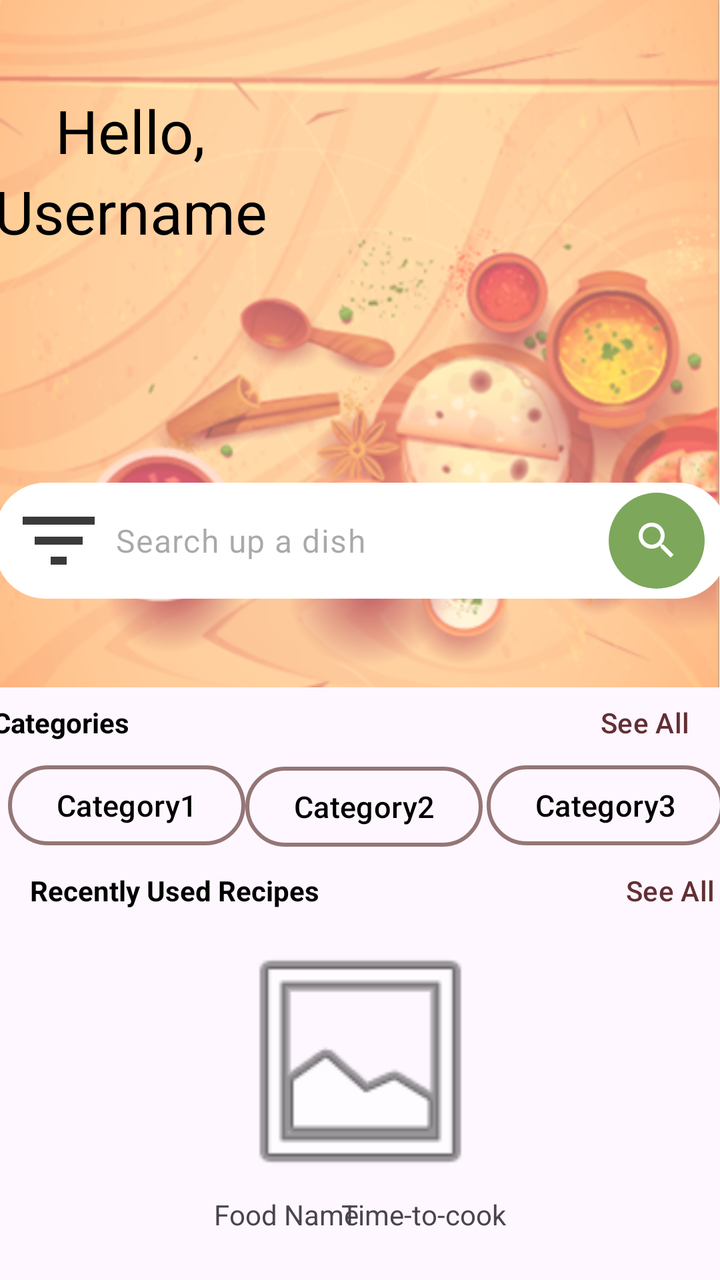
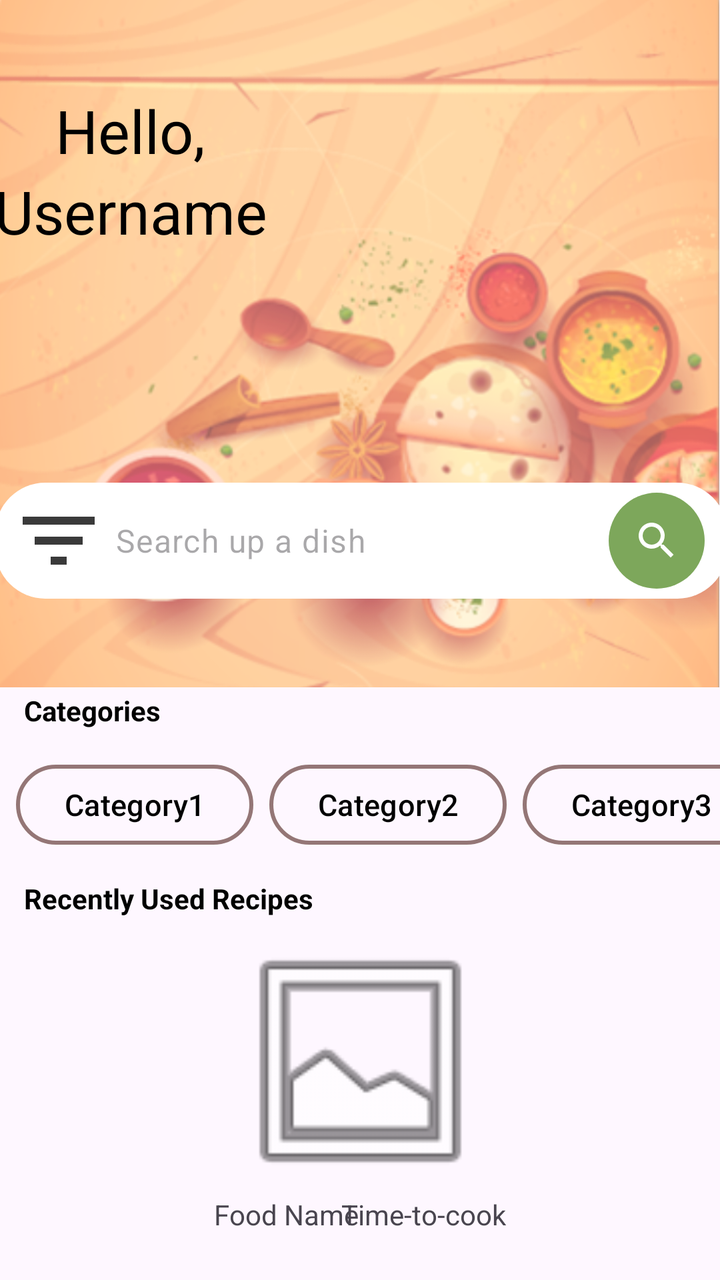

Two renders of the same Android screen: before a commit and after it. Below are the layout's source before the change and the commit's diff.
<!-- AndroidManifest.xml: application theme Theme.MealPlannerApp -->
<!-- res/layout/fragment_home.xml -->
<?xml version="1.0" encoding="utf-8"?>
<androidx.constraintlayout.widget.ConstraintLayout xmlns:android="http://schemas.android.com/apk/res/android"
    xmlns:app="http://schemas.android.com/apk/res-auto"
    xmlns:tools="http://schemas.android.com/tools"
    android:layout_width="match_parent"
    android:layout_height="match_parent"
    tools:context=".HomeFragment">

    <ImageView
        android:id="@+id/imageView_bg_home"
        android:layout_width="match_parent"
        android:layout_height="wrap_content"
        android:adjustViewBounds="true"
        android:scaleType="fitStart"
        android:src="@drawable/bg_"
        app:layout_constraintEnd_toEndOf="parent"
        app:layout_constraintStart_toStartOf="parent"
        app:layout_constraintTop_toTopOf="parent" />

    <TextView
        android:id="@+id/textView_welcome"
        android:layout_width="wrap_content"
        android:layout_height="wrap_content"
        android:layout_marginTop="45dp"
        android:layout_marginEnd="250dp"
        android:paddingStart="20dp"
        android:text="Hello,"
        android:textAlignment="viewStart"
        android:textColor="#000000"
        android:textSize="30sp"
        app:layout_constraintEnd_toEndOf="parent"
        app:layout_constraintStart_toStartOf="parent"
        app:layout_constraintTop_toTopOf="@+id/imageView_bg_home" />

    <TextView
        android:id="@+id/textView_username"
        android:layout_width="wrap_content"
        android:layout_height="wrap_content"
        android:layout_marginEnd="250dp"
        android:paddingStart="20dp"
        android:text="Username"
        android:textAlignment="viewStart"
        android:textColor="#000000"
        android:textSize="30sp"
        app:layout_constraintEnd_toEndOf="parent"
        app:layout_constraintStart_toStartOf="parent"
        app:layout_constraintTop_toBottomOf="@+id/textView_welcome" />

    <EditText
        android:id="@+id/editText_search"
        style="@style/Widget.Material3.TextInputEditText.FilledBox"
        android:layout_width="366dp"
        android:layout_height="58dp"
        android:background="@drawable/rounded_edittext"
        android:ems="10"
        android:hint="Search up a dish"
        android:inputType="text"
        android:padding="48px"
        android:paddingStart="60dp"
        android:textColor="#000000"
        app:layout_constraintBottom_toBottomOf="@+id/imageView_bg_home"
        app:layout_constraintEnd_toEndOf="parent"
        app:layout_constraintHorizontal_bias="0.481"
        app:layout_constraintStart_toStartOf="parent"
        app:layout_constraintTop_toBottomOf="@+id/textView_username"
        app:layout_constraintVertical_bias="0.723" />

    <ImageButton
        android:id="@+id/imageButton_search"
        android:layout_width="48dp"
        android:layout_height="48dp"
        android:layout_marginStart="240dp"
        android:background="@drawable/green_circle"
        android:contentDescription="Search"
        android:scaleType="centerInside"
        android:src="@drawable/search"
        app:layout_constraintBottom_toBottomOf="@+id/editText_search"
        app:layout_constraintEnd_toEndOf="@+id/editText_search"
        app:layout_constraintStart_toEndOf="@+id/imageButton_filter"
        app:layout_constraintTop_toTopOf="@+id/editText_search" />

    <ImageButton
        android:id="@+id/imageButton_filter"
        android:layout_width="48dp"
        android:layout_height="48dp"
        android:layout_marginStart="8dp"
        android:background="@drawable/filter"
        android:backgroundTint="#3A3A3A"
        android:contentDescription="Filter"
        app:layout_constraintBottom_toBottomOf="@+id/editText_search"
        app:layout_constraintStart_toStartOf="@+id/editText_search"
        app:layout_constraintTop_toTopOf="@+id/editText_search" />


    <FrameLayout
        android:id="@+id/fragment_container"
        android:layout_width="match_parent"
        android:layout_height="match_parent"
        tools:layout_editor_absoluteX="0dp"
        tools:layout_editor_absoluteY="0dp" />

    <TextView
        android:id="@+id/textView_categories"
        android:layout_width="wrap_content"
        android:layout_height="wrap_content"
        android:layout_marginEnd="300dp"
        android:text="Categories"
        android:textColor="#000000"
        android:textStyle="bold"
        app:layout_constraintBottom_toTopOf="@+id/button_category1"
        app:layout_constraintEnd_toEndOf="parent"
        app:layout_constraintStart_toStartOf="parent"
        app:layout_constraintTop_toBottomOf="@+id/imageView_bg_home" />

    <Button
        android:id="@+id/button_seeall_categories"
        style="@style/Widget.Material3.Button.TextButton"
        android:layout_width="wrap_content"
        android:layout_height="wrap_content"
        android:layout_marginStart="220dp"
        android:text="See All"
        android:textColor="@color/darkRed"
        android:textSize="14sp"
        app:layout_constraintBottom_toTopOf="@+id/button_category3"
        app:layout_constraintEnd_toEndOf="parent"
        app:layout_constraintStart_toEndOf="@+id/textView_categories"
        app:layout_constraintTop_toBottomOf="@+id/imageView_bg_home" />

    <com.google.android.material.button.MaterialButton
        android:id="@+id/button_category1"
        android:layout_width="wrap_content"
        android:layout_height="wrap_content"
        android:layout_marginStart="4dp"
        android:layout_marginTop="35dp"
        android:text="Category1"
        android:textColor="@color/black"
        android:textSize="15sp"
        app:backgroundTint="@android:color/transparent"
        app:cornerRadius="30dp"
        app:layout_constraintEnd_toStartOf="@+id/button_category2"
        app:layout_constraintStart_toStartOf="parent"
        app:layout_constraintTop_toBottomOf="@+id/imageView_bg_home"
        app:rippleColor="#33AAAAAA"
        app:strokeColor="@color/dullRed"
        app:strokeWidth="2dp" />

    <com.google.android.material.button.MaterialButton
        android:id="@+id/button_category2"
        android:layout_width="wrap_content"
        android:layout_height="wrap_content"
        android:layout_marginStart="4dp"
        android:layout_marginTop="35dp"
        android:text="Category2"
        android:textColor="@color/black"
        android:textSize="15sp"
        app:backgroundTint="@android:color/transparent"
        app:cornerRadius="30dp"
        app:layout_constraintBottom_toTopOf="@+id/imageView4"
        app:layout_constraintEnd_toEndOf="parent"
        app:layout_constraintStart_toStartOf="parent"
        app:layout_constraintTop_toBottomOf="@+id/imageView_bg_home"
        app:layout_constraintVertical_bias="0.019"
        app:rippleColor="#33AAAAAA"
        app:strokeColor="@color/dullRed"
        app:strokeWidth="2dp" />

    <com.google.android.material.button.MaterialButton
        android:id="@+id/button_category3"
        android:layout_width="wrap_content"
        android:layout_height="wrap_content"
        android:layout_marginStart="4dp"
        android:layout_marginTop="35dp"
        android:text="Category3"
        android:textColor="@color/black"
        android:textSize="15sp"
        app:backgroundTint="@android:color/transparent"
        app:cornerRadius="30dp"
        app:layout_constraintEnd_toEndOf="parent"
        app:layout_constraintStart_toEndOf="@+id/button_category2"
        app:layout_constraintTop_toBottomOf="@+id/imageView_bg_home"
        app:rippleColor="#33AAAAAA"
        app:strokeColor="@color/dullRed"
        app:strokeWidth="2dp" />

    <TextView
        android:id="@+id/textView_recently_used"
        android:layout_width="wrap_content"
        android:layout_height="wrap_content"
        android:layout_marginStart="15dp"
        android:text="Recently Used Recipes"
        android:textColor="#000000"
        android:textStyle="bold"
        app:layout_constraintBottom_toTopOf="@+id/imageView4"
        app:layout_constraintStart_toStartOf="parent"
        app:layout_constraintTop_toBottomOf="@+id/button_category1" />

    <Button
        android:id="@+id/button_seeall_recipes"
        style="@style/Widget.Material3.Button.TextButton"
        android:layout_width="wrap_content"
        android:layout_height="wrap_content"
        android:layout_marginStart="150dp"
        android:text="See All"
        android:textColor="@color/darkRed"
        android:textSize="14sp"
        app:layout_constraintBottom_toTopOf="@+id/imageView4"
        app:layout_constraintEnd_toEndOf="parent"
        app:layout_constraintStart_toEndOf="@+id/textView_recently_used"
        app:layout_constraintTop_toBottomOf="@+id/button_category3" />

    <ImageView
        android:id="@+id/imageView4"
        android:layout_width="197dp"
        android:layout_height="134dp"
        android:layout_marginTop="120dp"
        android:src="@android:drawable/ic_menu_gallery"
        app:layout_constraintEnd_toEndOf="parent"
        app:layout_constraintStart_toStartOf="parent"
        app:layout_constraintTop_toBottomOf="@+id/imageView_bg_home" />

    <TextView
        android:id="@+id/textView_recipe_title"
        android:layout_width="wrap_content"
        android:layout_height="wrap_content"
        android:layout_marginStart="107dp"
        android:text="Food Name"
        app:layout_constraintBottom_toBottomOf="parent"
        app:layout_constraintStart_toStartOf="parent"
        app:layout_constraintTop_toBottomOf="@+id/imageView4"
        app:layout_constraintVertical_bias="0.0" />

    <TextView
        android:id="@+id/textView_time_to_cook"
        android:layout_width="wrap_content"
        android:layout_height="wrap_content"
        android:layout_marginEnd="107dp"
        android:text="Time-to-cook"
        app:layout_constraintBottom_toBottomOf="parent"
        app:layout_constraintEnd_toEndOf="parent"
        app:layout_constraintTop_toBottomOf="@+id/imageView4"
        app:layout_constraintVertical_bias="0.0" />

</androidx.constraintlayout.widget.ConstraintLayout>
<!-- resources referenced by this layout -->
<resources>
  <color name="black">#FF000000</color>
  <color name="darkRed">#622f34</color>
  <color name="dullRed">#947676</color>
  <!-- drawable bg_: png bitmap (drawable, 492366 bytes) -->
  <!-- drawable filter (drawable) -->
  <vector android:height="24dp" android:tint="#000000"
      android:viewportHeight="24" android:viewportWidth="24"
      android:width="24dp" xmlns:android="http://schemas.android.com/apk/res/android">
      <path android:fillColor="@android:color/white" android:pathData="M10,18h4v-2h-4v2zM3,6v2h18L21,6L3,6zM6,13h12v-2L6,11v2z"/>
  </vector>
  <!-- drawable green_circle (drawable) -->
  <?xml version="1.0" encoding="utf-8"?>
  <shape xmlns:android="http://schemas.android.com/apk/res/android" android:shape="oval">
      <solid android:color="@color/green"/>
      <size android:width="56dp" android:height="56dp"/>
  </shape>
  <!-- drawable rounded_edittext (drawable) -->
  <?xml version="1.0" encoding="utf-8"?>
  <shape xmlns:android="http://schemas.android.com/apk/res/android"
      android:shape="rectangle"
      android:padding="10dp">
  
      <solid android:color="#FFFFFF" />
      <corners
          android:bottomRightRadius="25dp"
          android:bottomLeftRadius="25dp"
          android:topLeftRadius="25dp"
          android:topRightRadius="25dp" />
  </shape>
  <!-- drawable search (drawable) -->
  <vector android:height="24dp" android:tint="#FFFFFF"
      android:viewportHeight="24" android:viewportWidth="24"
      android:width="24dp" xmlns:android="http://schemas.android.com/apk/res/android">
      <path android:fillColor="@android:color/white" android:pathData="M15.5,14h-0.79l-0.28,-0.27C15.41,12.59 16,11.11 16,9.5 16,5.91 13.09,3 9.5,3S3,5.91 3,9.5 5.91,16 9.5,16c1.61,0 3.09,-0.59 4.23,-1.57l0.27,0.28v0.79l5,4.99L20.49,19l-4.99,-5zM9.5,14C7.01,14 5,11.99 5,9.5S7.01,5 9.5,5 14,7.01 14,9.5 11.99,14 9.5,14z"/>
  </vector>
  <style name="Theme.MealPlannerApp" parent="Base.Theme.MealPlannerApp" />
  <color name="green">#7da75b</color>
  <style name="Base.Theme.MealPlannerApp" parent="Theme.Material3.DayNight.NoActionBar">
          
          <item name="colorPrimary">@color/orange</item>
          <item name="colorPrimaryVariant">@color/darkRed</item>
          <item name="colorAccent">@color/reddishOrange</item>
          <item name="android:statusBarColor">@color/reddishOrange</item>
          <item name="android:navigationBarColor">@color/orange</item>
      </style>
  <color name="orange">#feaf66</color>
  <color name="reddishOrange">#e06456</color>
</resources>

<!-- the commit's change to res/layout/fragment_home.xml (unified diff, before → after) -->
@@ -103,110 +103,100 @@
         android:id="@+id/textView_categories"
         android:layout_width="wrap_content"
         android:layout_height="wrap_content"
-        android:layout_marginEnd="300dp"
+        android:layout_marginStart="12dp"
+        android:layout_marginTop="2dp"
         android:text="Categories"
         android:textColor="#000000"
         android:textStyle="bold"
-        app:layout_constraintBottom_toTopOf="@+id/button_category1"
-        app:layout_constraintEnd_toEndOf="parent"
         app:layout_constraintStart_toStartOf="parent"
         app:layout_constraintTop_toBottomOf="@+id/imageView_bg_home" />
 
-    <Button
-        android:id="@+id/button_seeall_categories"
-        style="@style/Widget.Material3.Button.TextButton"
-        android:layout_width="wrap_content"
-        android:layout_height="wrap_content"
-        android:layout_marginStart="220dp"
-        android:text="See All"
-        android:textColor="@color/darkRed"
-        android:textSize="14sp"
-        app:layout_constraintBottom_toTopOf="@+id/button_category3"
-        app:layout_constraintEnd_toEndOf="parent"
-        app:layout_constraintStart_toEndOf="@+id/textView_categories"
-        app:layout_constraintTop_toBottomOf="@+id/imageView_bg_home" />
-
-    <com.google.android.material.button.MaterialButton
-        android:id="@+id/button_category1"
-        android:layout_width="wrap_content"
-        android:layout_height="wrap_content"
-        android:layout_marginStart="4dp"
-        android:layout_marginTop="35dp"
-        android:text="Category1"
-        android:textColor="@color/black"
-        android:textSize="15sp"
-        app:backgroundTint="@android:color/transparent"
-        app:cornerRadius="30dp"
-        app:layout_constraintEnd_toStartOf="@+id/button_category2"
-        app:layout_constraintStart_toStartOf="parent"
-        app:layout_constraintTop_toBottomOf="@+id/imageView_bg_home"
-        app:rippleColor="#33AAAAAA"
-        app:strokeColor="@color/dullRed"
-        app:strokeWidth="2dp" />
-
-    <com.google.android.material.button.MaterialButton
-        android:id="@+id/button_category2"
-        android:layout_width="wrap_content"
-        android:layout_height="wrap_content"
-        android:layout_marginStart="4dp"
-        android:layout_marginTop="35dp"
-        android:text="Category2"
-        android:textColor="@color/black"
-        android:textSize="15sp"
-        app:backgroundTint="@android:color/transparent"
-        app:cornerRadius="30dp"
-        app:layout_constraintBottom_toTopOf="@+id/imageView4"
-        app:layout_constraintEnd_toEndOf="parent"
-        app:layout_constraintStart_toStartOf="parent"
-        app:layout_constraintTop_toBottomOf="@+id/imageView_bg_home"
-        app:layout_constraintVertical_bias="0.019"
-        app:rippleColor="#33AAAAAA"
-        app:strokeColor="@color/dullRed"
-        app:strokeWidth="2dp" />
-
-    <com.google.android.material.button.MaterialButton
-        android:id="@+id/button_category3"
-        android:layout_width="wrap_content"
-        android:layout_height="wrap_content"
-        android:layout_marginStart="4dp"
-        android:layout_marginTop="35dp"
-        android:text="Category3"
-        android:textColor="@color/black"
-        android:textSize="15sp"
-        app:backgroundTint="@android:color/transparent"
-        app:cornerRadius="30dp"
-        app:layout_constraintEnd_toEndOf="parent"
-        app:layout_constraintStart_toEndOf="@+id/button_category2"
-        app:layout_constraintTop_toBottomOf="@+id/imageView_bg_home"
-        app:rippleColor="#33AAAAAA"
-        app:strokeColor="@color/dullRed"
-        app:strokeWidth="2dp" />
+    <HorizontalScrollView
+        android:id="@+id/horizontalScrollView_categories"
+        android:layout_width="0dp"
+        android:layout_height="wrap_content"
+        android:layout_marginTop="16dp"
+        android:layout_marginBottom="16dp"
+        android:scrollbars="none"
+        app:layout_constraintTop_toBottomOf="@+id/textView_categories"
+        app:layout_constraintBottom_toTopOf="@+id/textView_recently_used"
+        app:layout_constraintStart_toStartOf="parent"
+        app:layout_constraintEnd_toEndOf="parent">
+
+        <LinearLayout
+            android:layout_width="wrap_content"
+            android:layout_height="wrap_content"
+            android:orientation="horizontal">
+
+            <com.google.android.material.button.MaterialButton
+                android:id="@+id/button_category1"
+                android:layout_width="wrap_content"
+                android:layout_height="wrap_content"
+                android:layout_marginStart="8dp"
+                android:text="Category1"
+                android:textColor="@color/black"
+                android:textSize="15sp"
+                app:backgroundTint="@android:color/transparent"
+                app:cornerRadius="30dp"
+                app:rippleColor="#33AAAAAA"
+                app:strokeColor="@color/dullRed"
+                app:strokeWidth="2dp" />
+
+            <com.google.android.material.button.MaterialButton
+                android:id="@+id/button_category2"
+                android:layout_width="wrap_content"
+                android:layout_height="wrap_content"
+                android:layout_marginStart="8dp"
+                android:text="Category2"
+                android:textColor="@color/black"
+                android:textSize="15sp"
+                app:backgroundTint="@android:color/transparent"
+                app:cornerRadius="30dp"
+                app:rippleColor="#33AAAAAA"
+                app:strokeColor="@color/dullRed"
+                app:strokeWidth="2dp" />
+
+            <com.google.android.material.button.MaterialButton
+                android:id="@+id/button_category3"
+                android:layout_width="wrap_content"
+                android:layout_height="wrap_content"
+                android:layout_marginStart="8dp"
+                android:text="Category3"
+                android:textColor="@color/black"
+                android:textSize="15sp"
+                app:backgroundTint="@android:color/transparent"
+                app:cornerRadius="30dp"
+                app:rippleColor="#33AAAAAA"
+                app:strokeColor="@color/dullRed"
+                app:strokeWidth="2dp" />
+
+            <com.google.android.material.button.MaterialButton
+                android:id="@+id/button_category4"
+                android:layout_width="wrap_content"
+                android:layout_height="wrap_content"
+                android:layout_marginStart="8dp"
+                android:text="Category4"
+                android:textColor="@color/black"
+                android:textSize="15sp"
+                app:backgroundTint="@android:color/transparent"
+                app:cornerRadius="30dp"
+                app:rippleColor="#33AAAAAA"
+                app:strokeColor="@color/dullRed"
+                app:strokeWidth="2dp" />
+        </LinearLayout>
+    </HorizontalScrollView>
 
     <TextView
         android:id="@+id/textView_recently_used"
         android:layout_width="wrap_content"
         android:layout_height="wrap_content"
-        android:layout_marginStart="15dp"
+        android:layout_marginStart="12dp"
+        android:layout_marginBottom="5dp"
         android:text="Recently Used Recipes"
         android:textColor="#000000"
         android:textStyle="bold"
         app:layout_constraintBottom_toTopOf="@+id/imageView4"
-        app:layout_constraintStart_toStartOf="parent"
-        app:layout_constraintTop_toBottomOf="@+id/button_category1" />
-
-    <Button
-        android:id="@+id/button_seeall_recipes"
-        style="@style/Widget.Material3.Button.TextButton"
-        android:layout_width="wrap_content"
-        android:layout_height="wrap_content"
-        android:layout_marginStart="150dp"
-        android:text="See All"
-        android:textColor="@color/darkRed"
-        android:textSize="14sp"
-        app:layout_constraintBottom_toTopOf="@+id/imageView4"
-        app:layout_constraintEnd_toEndOf="parent"
-        app:layout_constraintStart_toEndOf="@+id/textView_recently_used"
-        app:layout_constraintTop_toBottomOf="@+id/button_category3" />
+        app:layout_constraintStart_toStartOf="parent" />
 
     <ImageView
         android:id="@+id/imageView4"
